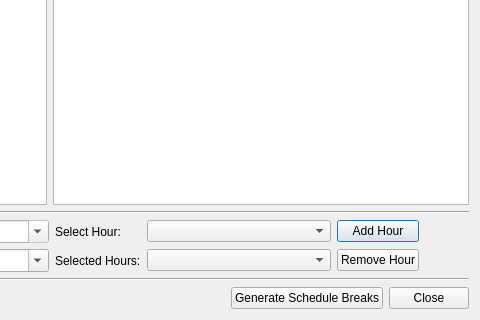
pgathogo/raven, file rave/Traffik/breakcreateform.ui: the form before one commit; both pictures show x 220 to 700 and y 135 to 455 of the 700 by 455 pixel window.
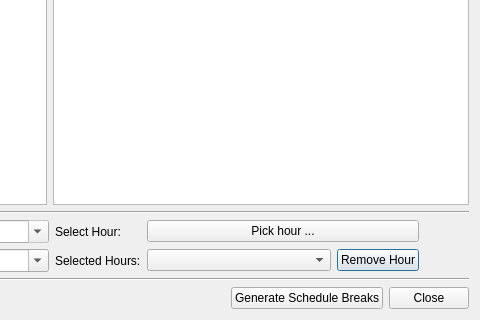
The form after the commit.

Patch:
```diff
--- a/rave/Traffik/breakcreateform.ui
+++ b/rave/Traffik/breakcreateform.ui
@@ -116,16 +116,6 @@
        </property>
       </widget>
      </item>
-     <item row="0" column="4">
-      <widget class="QPushButton" name="btnAddHour">
-       <property name="text">
-        <string>Add Hour</string>
-       </property>
-      </widget>
-     </item>
-     <item row="0" column="3">
-      <widget class="QComboBox" name="cbHours"/>
-     </item>
      <item row="1" column="3">
       <widget class="QComboBox" name="cbSelectedHours"/>
      </item>
@@ -159,6 +149,13 @@
        </property>
       </spacer>
      </item>
+     <item row="0" column="3" colspan="2">
+      <widget class="QPushButton" name="btnAddHour">
+       <property name="text">
+        <string>Pick hour ...</string>
+       </property>
+      </widget>
+     </item>
     </layout>
    </item>
    <item>
```
Left out of the diff: 1 changed line with no effect on the pictures.
